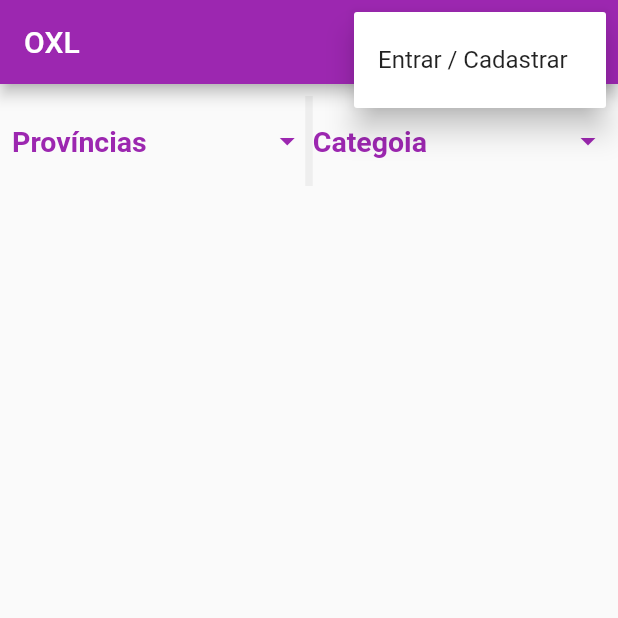
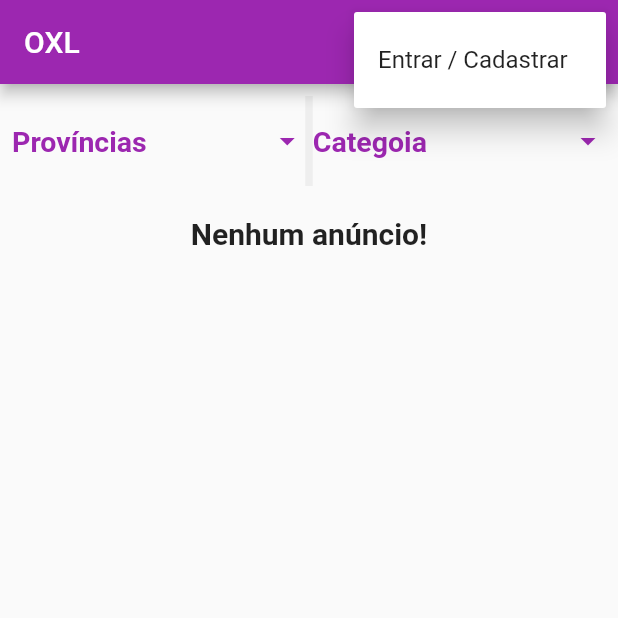
Before and after one commit to RubenManuel24/AppOXL, a Flutter app: the screen it shows after launch, after a tap on the "more vert" icon, on a phone screen of 412 x 824 dp, the top half of it. Run offline on Flutter 3.47's test engine with Material 2 defaults, Android fonts, the phone set to English and light mode, and no system bars; our stand-ins replace brasil_fields, cloud_firestore, firebase_auth, firebase_core, firebase_storage, image_picker; missing offline and left inert: validadores; accounts and stored records are empty.

Commit message:
Listando anuncios publicos

```diff
--- a/Documents/Meus App Flutter/app_olx/lib/views/anuncios.dart
+++ b/Documents/Meus App Flutter/app_olx/lib/views/anuncios.dart
@@ -1,7 +1,13 @@
+import 'dart:async';
+
 import 'package:app_olx/route_generator.dart';
 import 'package:app_olx/utils/configuracoes.dart';
+import 'package:app_olx/views/widgets/itemCustomizada.dart';
+import 'package:cloud_firestore/cloud_firestore.dart';
 import 'package:firebase_auth/firebase_auth.dart';
 import 'package:flutter/material.dart';
+
+import '../models/anuncios.dart';
 class Anuncios extends StatefulWidget {
 
   @override
@@ -16,6 +22,20 @@ class _AnunciosState extends State<Anuncios> {
   String _itemSelecionadoProvincia;
   String _itemSelecionadoCategoria;
   List<String> _listItemMenu = [];
+
+  final _controllerStream = StreamController<QuerySnapshot>.broadcast();
+
+  Future<Stream<QuerySnapshot>> _adicionarListernerAnuncio() async {
+
+      FirebaseFirestore db = FirebaseFirestore.instance;
+      Stream<QuerySnapshot> stream = db
+        .collection("anuncios")
+        .snapshots();
+
+      stream.listen((dados){
+         _controllerStream.add(dados);
+      });
+  }
 
   _escolhaMenuItem(String listItemMenu){
 
@@ -75,6 +95,7 @@ class _AnunciosState extends State<Anuncios> {
   void initState() {
     super.initState();
     _verificarUsuarioLogado();
+    _adicionarListernerAnuncio();
     _capturandoTextsProvinciaCategoria();
 
   }
@@ -173,6 +194,58 @@ class _AnunciosState extends State<Anuncios> {
             ),
           ],
          ),
+         //Listando anuncio
+         StreamBuilder(
+          stream: _controllerStream.stream,
+          builder: (_, snapshot){
+            switch(snapshot.connectionState){
+              case ConnectionState.none:
+              case ConnectionState.waiting:
+              case ConnectionState.active:
+              case ConnectionState.done:
+
+             QuerySnapshot querySnapshot = snapshot.data;
+             if(snapshot != null && snapshot.hasData ){
+
+                  if(querySnapshot.docs.length == 0){
+                  return Container(
+                      padding: EdgeInsets.all(20),
+                        child: Text("Nenhum anúncio!",
+                        style: TextStyle(
+                          fontSize: 20,
+                          fontWeight: FontWeight.bold
+                        ),
+                        ),
+                    );
+                }
+
+                return Expanded(
+                child: ListView.builder(
+                 itemCount: querySnapshot.docs.length,
+                 itemBuilder: (_, index){
+
+                  List<DocumentSnapshot> anuncio = querySnapshot.docs.toList();
+                  DocumentSnapshot documentSnapshot = anuncio[index];
+                  AnuncioProduto anuncioProduto = AnuncioProduto.fromCapturaAnuincio(documentSnapshot);
+
+                  return  ItemCustomizada(
+                    anuncioProduto: anuncioProduto,
+                    itemOnTap: (){
+
+                    },
+                  );
+
+                })
+                );
+             }
+             return Container();
+
+
+            }
+
+          }
+          )
+
        ],
       )
     ),
```
Lines whose indentation alone changed are shown as unchanged.
